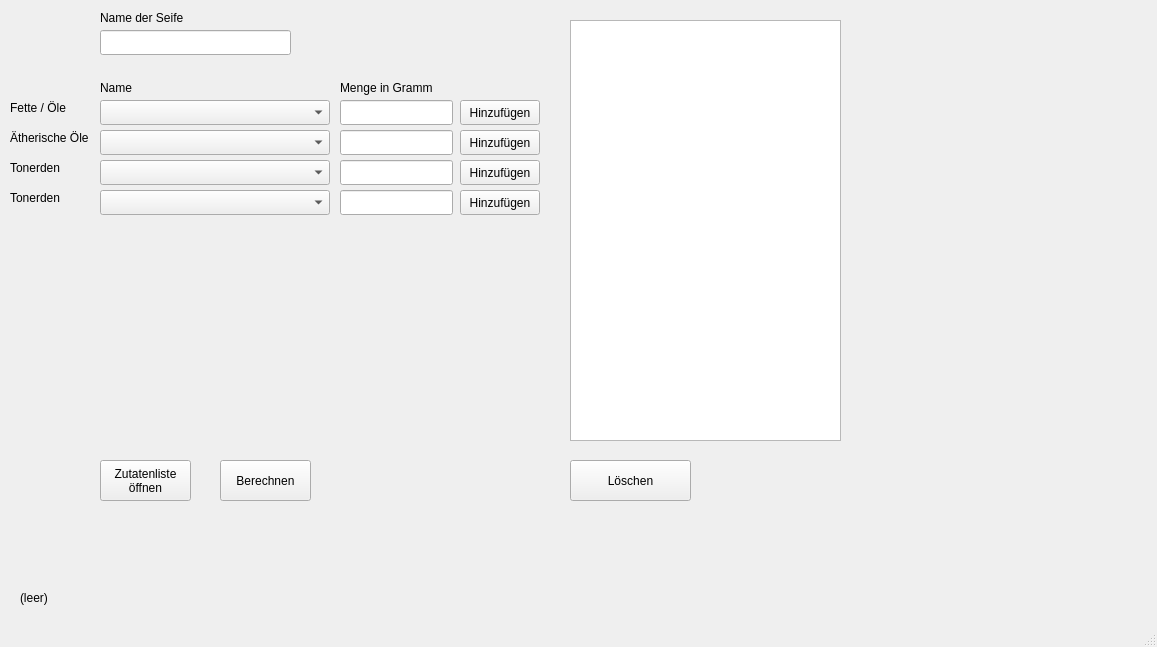
This is mainwindow.ui in NagyFeri70/GUI_Seifenrechner as Qt 5 draws it before an edit. The edited form follows.
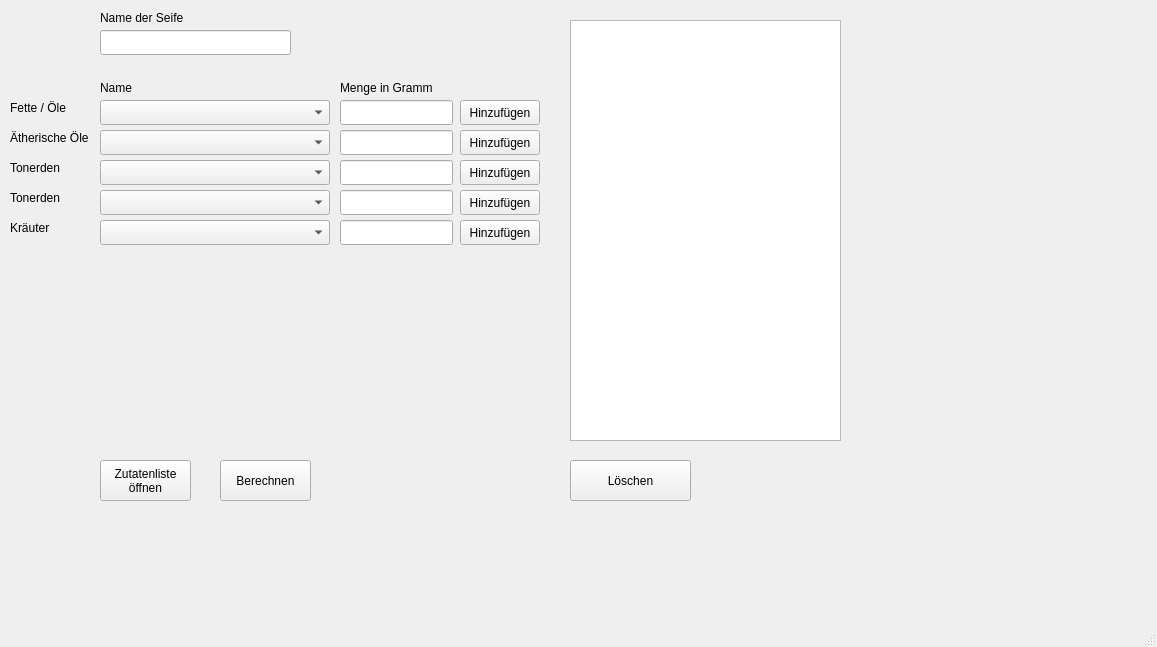
This is the edited form.

Commit message: umgewandelt in map, Kräuter hinzugefügt

```diff
--- a/mainwindow.ui
+++ b/mainwindow.ui
@@ -100,19 +100,6 @@
      <string>Menge in Gramm</string>
     </property>
    </widget>
-   <widget class="QLabel" name="lblFehlerAusgabe">
-    <property name="geometry">
-     <rect>
-      <x>20</x>
-      <y>590</y>
-      <width>501</width>
-      <height>16</height>
-     </rect>
-    </property>
-    <property name="text">
-     <string>(leer)</string>
-    </property>
-   </widget>
    <widget class="QLabel" name="label">
     <property name="geometry">
      <rect>
@@ -310,6 +297,52 @@
      <string>Hinzufügen</string>
     </property>
    </widget>
+   <widget class="QPushButton" name="cmdKraeuterHinzufuegen">
+    <property name="geometry">
+     <rect>
+      <x>460</x>
+      <y>220</y>
+      <width>80</width>
+      <height>25</height>
+     </rect>
+    </property>
+    <property name="text">
+     <string>Hinzufügen</string>
+    </property>
+   </widget>
+   <widget class="QComboBox" name="cmbKraeuter">
+    <property name="geometry">
+     <rect>
+      <x>100</x>
+      <y>220</y>
+      <width>230</width>
+      <height>25</height>
+     </rect>
+    </property>
+   </widget>
+   <widget class="QLabel" name="lblTonerden_3">
+    <property name="geometry">
+     <rect>
+      <x>10</x>
+      <y>220</y>
+      <width>91</width>
+      <height>16</height>
+     </rect>
+    </property>
+    <property name="text">
+     <string>Kräuter</string>
+    </property>
+   </widget>
+   <widget class="QLineEdit" name="edtKraeuter">
+    <property name="geometry">
+     <rect>
+      <x>340</x>
+      <y>220</y>
+      <width>113</width>
+      <height>25</height>
+     </rect>
+    </property>
+   </widget>
   </widget>
   <widget class="QMenuBar" name="menubar">
    <property name="geometry">
```
The commit also changes 6 other files.
